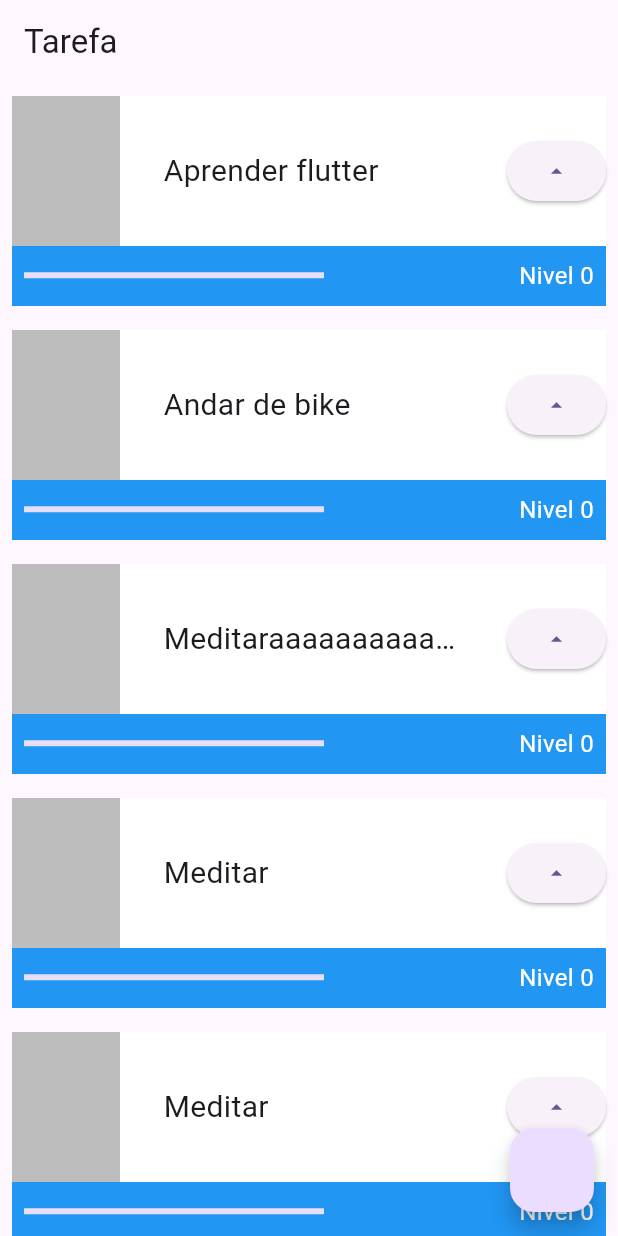
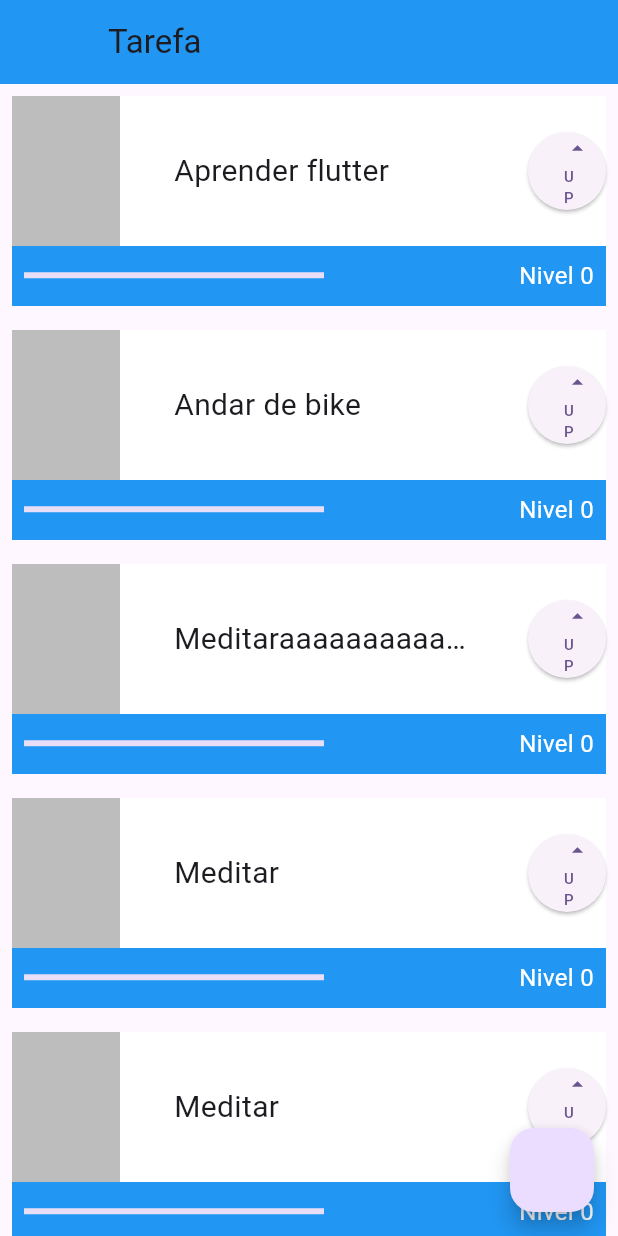
Before and after one commit to andreazevedoluiz/Projeto_Task, a Flutter app: the screen it shows after launch, on a phone screen of 412 x 824 dp. Run offline on Flutter 3.47's test engine with Material 2 defaults, Android fonts, the phone set to English and light mode, and no system bars.

Commit message:
estilizando o botão

```diff
--- a/lib/main.dart
+++ b/lib/main.dart
@@ -19,6 +19,8 @@ class MyApp extends StatelessWidget {
       ),
       home: Scaffold(
         appBar: AppBar(
+          leading: Container(),
+          backgroundColor: Colors.blue,
           title: Text("Tarefa"),
         ),
         body: ListView(
@@ -82,13 +84,27 @@ class _TaskState extends State<Task> {
                               ),
                         ),
                       ),
-                      ElevatedButton(
-                          onPressed: () {
-                            setState(() {
-                              nivel++;
-                            });
-                          },
-                          child: Icon(Icons.arrow_drop_up)),
+                      Container(
+                        height: 52,
+                        width: 52,
+                        child: ElevatedButton(
+                            onPressed: () {
+                              setState(() {
+                                nivel++;
+                              });
+                            },
+                            child: Column(
+                              mainAxisAlignment: MainAxisAlignment.spaceEvenly,
+                              crossAxisAlignment: CrossAxisAlignment.end,
+                              children: [
+                                Icon(Icons.arrow_drop_up),
+                                Text(
+                                  'UP',
+                                  style: TextStyle(fontSize: 10),
+                                ),
+                              ],
+                            )),
+                      ),
                     ],
                   ),
                 ),
```
